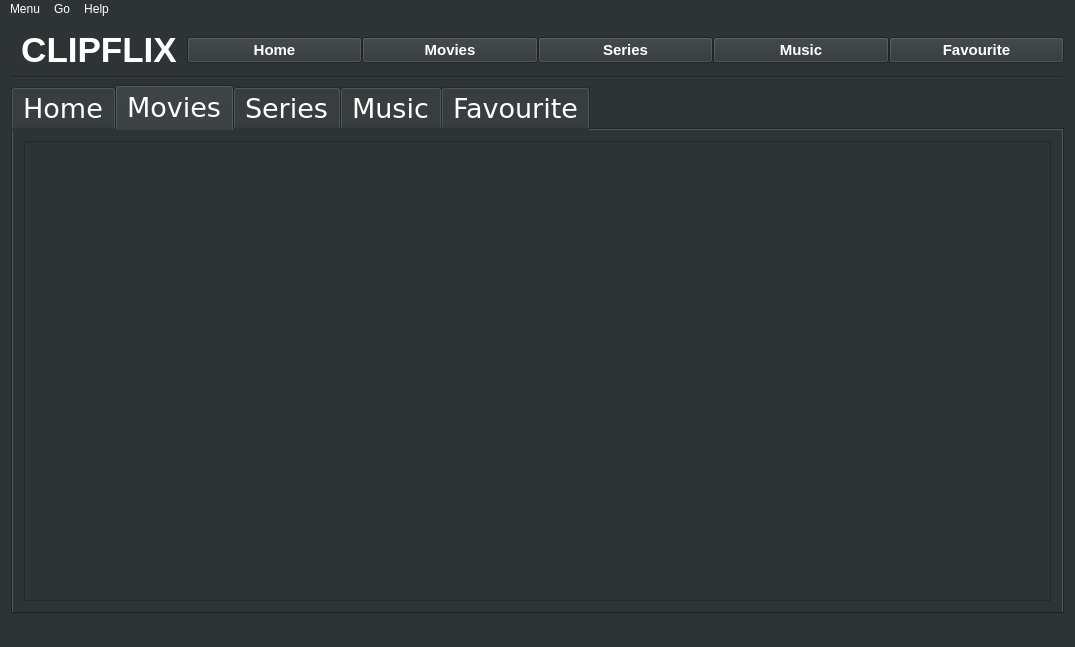
andralves717/IHC_Clipflix, file ClipFlix/mainwindow.ui: the form before one commit.
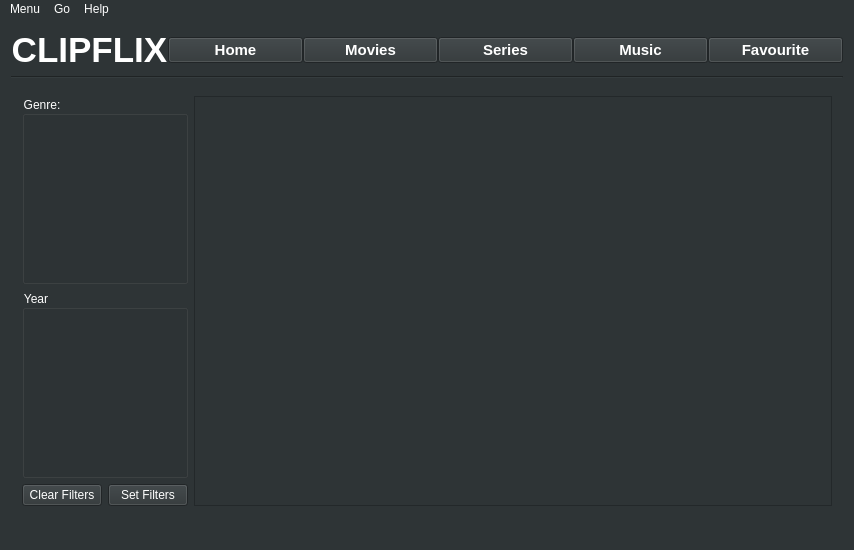
The form after the commit. The open tabs and pages were chosen to show the change. Icons and pictures are not drawn.

Commit message: Inicio da página Movies com Filtros definidos

The edit to the form file:
```diff
--- a/ClipFlix/mainwindow.ui
+++ b/ClipFlix/mainwindow.ui
@@ -6,14 +6,14 @@
    <rect>
     <x>0</x>
     <y>0</y>
-    <width>1075</width>
-    <height>647</height>
+    <width>854</width>
+    <height>550</height>
    </rect>
   </property>
   <property name="minimumSize">
    <size>
     <width>854</width>
-    <height>480</height>
+    <height>550</height>
    </size>
   </property>
   <property name="sizeIncrement">
@@ -46,7 +46,7 @@
      </widget>
     </item>
     <item row="3" column="0">
-     <widget class="QTabWidget" name="tabWidget">
+     <widget class="QStackedWidget" name="tabWidget">
       <property name="enabled">
        <bool>true</bool>
       </property>
@@ -59,25 +59,7 @@
       <property name="layoutDirection">
        <enum>Qt::LeftToRight</enum>
       </property>
-      <property name="tabPosition">
-       <enum>QTabWidget::North</enum>
-      </property>
-      <property name="tabShape">
-       <enum>QTabWidget::Rounded</enum>
-      </property>
-      <property name="currentIndex">
-       <number>3</number>
-      </property>
-      <property name="elideMode">
-       <enum>Qt::ElideNone</enum>
-      </property>
-      <widget class="QWidget" name="home">
-       <property name="enabled">
-        <bool>true</bool>
-       </property>
-       <attribute name="title">
-        <string>Home</string>
-       </attribute>
+      <widget class="QWidget" name="home" native="true">
        <layout class="QGridLayout" name="gridLayout_4">
         <item row="0" column="0">
          <widget class="QScrollArea" name="scroll_home">
@@ -343,13 +325,103 @@
         </item>
        </layout>
       </widget>
-      <widget class="QWidget" name="movies">
-       <attribute name="title">
-        <string>Movies</string>
-       </attribute>
-       <layout class="QGridLayout" name="gridLayout_8">
-        <item row="0" column="0">
+      <widget class="QWidget" name="movies" native="true">
+       <layout class="QHBoxLayout" name="horizontalLayout">
+        <item>
+         <widget class="QFrame" name="frame">
+          <property name="frameShape">
+           <enum>QFrame::NoFrame</enum>
+          </property>
+          <property name="frameShadow">
+           <enum>QFrame::Raised</enum>
+          </property>
+          <layout class="QVBoxLayout" name="verticalLayout_3">
+           <property name="spacing">
+            <number>0</number>
+           </property>
+           <property name="leftMargin">
+            <number>0</number>
+           </property>
+           <property name="topMargin">
+            <number>0</number>
+           </property>
+           <property name="rightMargin">
+            <number>0</number>
+           </property>
+           <property name="bottomMargin">
+            <number>0</number>
+           </property>
+           <item>
+            <layout class="QGridLayout" name="gridLayout">
+             <item row="0" column="0">
+              <widget class="QGroupBox" name="group_genre">
+               <property name="sizePolicy">
+                <sizepolicy hsizetype="Preferred" vsizetype="MinimumExpanding">
+                 <horstretch>0</horstretch>
+                 <verstretch>0</verstretch>
+                </sizepolicy>
+               </property>
+               <property name="title">
+                <string>Genre:</string>
+               </property>
+              </widget>
+             </item>
+             <item row="1" column="0">
+              <widget class="QGroupBox" name="group_year">
+               <property name="sizePolicy">
+                <sizepolicy hsizetype="Preferred" vsizetype="MinimumExpanding">
+                 <horstretch>0</horstretch>
+                 <verstretch>0</verstretch>
+                </sizepolicy>
+               </property>
+               <property name="title">
+                <string>Year</string>
+               </property>
+              </widget>
+             </item>
+             <item row="2" column="0">
+              <layout class="QHBoxLayout" name="horizontalLayout_2">
+               <item>
+                <widget class="QPushButton" name="clear">
+                 <property name="sizePolicy">
+                  <sizepolicy hsizetype="Maximum" vsizetype="Maximum">
+                   <horstretch>0</horstretch>
+                   <verstretch>0</verstretch>
+                  </sizepolicy>
+                 </property>
+                 <property name="text">
+                  <string>Clear Filters</string>
+                 </property>
+                </widget>
+               </item>
+               <item>
+                <widget class="QPushButton" name="pushButton">
+                 <property name="sizePolicy">
+                  <sizepolicy hsizetype="Maximum" vsizetype="Maximum">
+                   <horstretch>0</horstretch>
+                   <verstretch>0</verstretch>
+                  </sizepolicy>
+                 </property>
+                 <property name="text">
+                  <string>Set Filters</string>
+                 </property>
+                </widget>
+               </item>
+              </layout>
+             </item>
+            </layout>
+           </item>
+          </layout>
+         </widget>
+        </item>
+        <item>
          <widget class="QScrollArea" name="scrollArea">
+          <property name="sizePolicy">
+           <sizepolicy hsizetype="MinimumExpanding" vsizetype="Minimum">
+            <horstretch>0</horstretch>
+            <verstretch>0</verstretch>
+           </sizepolicy>
+          </property>
           <property name="widgetResizable">
            <bool>true</bool>
           </property>
@@ -358,48 +430,22 @@
             <rect>
              <x>0</x>
              <y>0</y>
-             <width>1031</width>
-             <height>464</height>
+             <width>634</width>
+             <height>409</height>
             </rect>
            </property>
-           <layout class="QVBoxLayout" name="verticalLayout_3">
-            <property name="spacing">
-             <number>0</number>
-            </property>
-            <property name="leftMargin">
-             <number>0</number>
-            </property>
-            <property name="topMargin">
-             <number>0</number>
-            </property>
-            <property name="rightMargin">
-             <number>0</number>
-            </property>
-            <property name="bottomMargin">
-             <number>0</number>
-            </property>
-           </layout>
           </widget>
          </widget>
         </item>
        </layout>
       </widget>
-      <widget class="QWidget" name="series">
-       <attribute name="title">
-        <string>Series</string>
-       </attribute>
+      <widget class="QWidget" name="series" native="true">
        <layout class="QGridLayout" name="gridLayout_9"/>
       </widget>
-      <widget class="QWidget" name="music">
-       <attribute name="title">
-        <string>Music</string>
-       </attribute>
+      <widget class="QWidget" name="music" native="true">
        <layout class="QGridLayout" name="gridLayout_10"/>
       </widget>
-      <widget class="QWidget" name="fav">
-       <attribute name="title">
-        <string>Favourite</string>
-       </attribute>
+      <widget class="QWidget" name="favourite" native="true">
        <layout class="QGridLayout" name="gridLayout_5"/>
       </widget>
      </widget>
@@ -543,8 +589,8 @@
     <rect>
      <x>0</x>
      <y>0</y>
-     <width>1075</width>
-     <height>21</height>
+     <width>854</width>
+     <height>22</height>
     </rect>
    </property>
    <property name="defaultUp">
```
Left out of the diff: 268 changed lines with no effect on the pictures. The commit also changes 4 other files.
